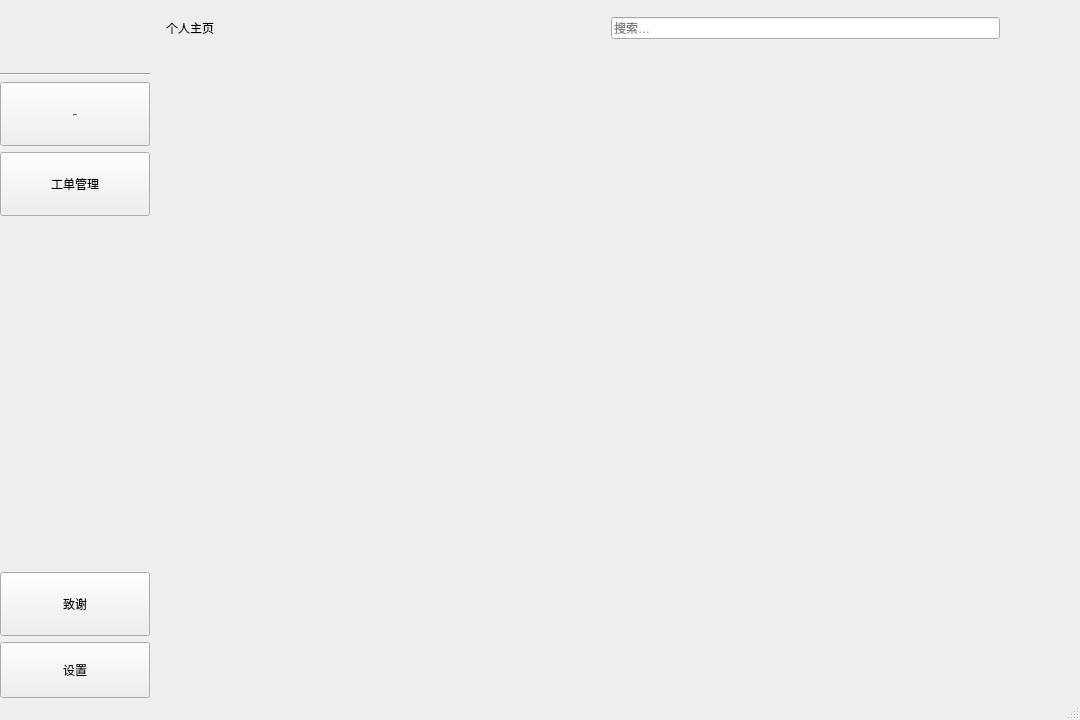
Old version of the form Home/cell/homemainwindow.ui in the repository wyyalhz/RemoteExpert.
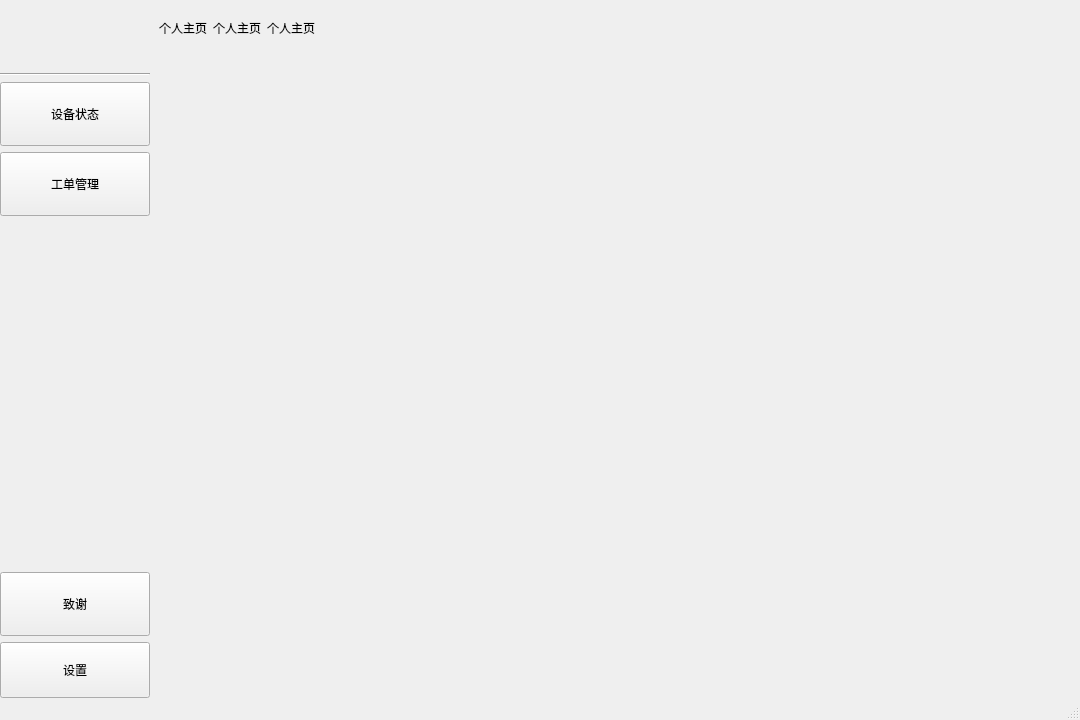
New version of the form. Icons and pictures are not drawn.

```diff
--- a/Home/cell/homemainwindow.ui
+++ b/Home/cell/homemainwindow.ui
@@ -13,43 +13,6 @@
   <property name="windowTitle">
    <string>设备管理系统 · 首页</string>
   </property>
-  <property name="styleSheet">
-   <string notr="true">QMainWindow#HomeWindow { background: #f6f8fb; }
-QFrame#side_nav { 
-	background-color: rgb(216, 235, 255);
-}
-QLabel#avatarLabel { 
-	background:#ffffff; border-radius:28px; border:1px solid rgba(0,0,0,0.06); 
-	padding: 5.5px
-}
-
-QToolButton#btnDevices, QToolButton#btnOrders,
-QToolButton#btnThanks,
-QToolButton#btnSettings {
-    border:none; background:transparent; color:#4b5563; border-radius:10px;
-	font-size:20px;
-	padding-left:15px;
-}
-QToolButton#btnDevices:hover, QToolButton#btnOrders:hover,
-QToolButton#btnThanks:hover, 
-QToolButton#btnSettings:hover {
-    background:rgba(37,99,235,0.08); color:#1f2937;
-}
-QToolButton#btnDevices:checked, QToolButton#btnOrders:checked,
-QToolButton#btnThanks:checked
-{
-    background:rgba(37,99,235,0.15); color:#1e40af;
-}
-
-QFrame#appbar { 
-	
-	background-color: rgb(255, 255, 255);
-}
-QLabel#titleLabel { color:#111827; font-size:18px; font-weight:600; }
-QLineEdit#searchEdit { background:#f3f4f6; border:1px solid rgbQWidget#centralwidget QFrame#side_nav QToolButton{padding-left:200px;}a(0,0,0,0.06); border-radius:14px; padding:8px 12px; }
-QLineEdit#searchEdit:focus { border:1px solid #60a5fa; outline:3px solid rgba(96,165,250,0.25); }
-</string>
-  </property>
   <widget class="QWidget" name="centralwidget">
    <layout class="QHBoxLayout" name="mainLayout">
     <property name="spacing">
@@ -198,9 +161,7 @@
           </size>
          </property>
          <property name="font">
-          <font>
-           <pointsize>-1</pointsize>
-          </font>
+          <font/>
          </property>
          <property name="toolTip">
           <string>设备管理</string>
@@ -394,24 +355,29 @@
          <property name="frameShape">
           <enum>QFrame::NoFrame</enum>
          </property>
-         <layout class="QHBoxLayout" name="appbarLayout">
-          <property name="spacing">
-           <number>8</number>
-          </property>
-          <property name="leftMargin">
-           <number>16</number>
-          </property>
-          <property name="topMargin">
-           <number>8</number>
-          </property>
-          <property name="rightMargin">
-           <number>16</number>
-          </property>
-          <property name="bottomMargin">
-           <number>8</number>
-          </property>
+         <layout class="QHBoxLayout" name="horizontalLayout_2">
           <item>
-           <widget class="QLabel" name="titleLabel">
+           <widget class="QLabel" name="titleLabel_1">
+            <property name="text">
+             <string>个人主页</string>
+            </property>
+            <property name="alignment">
+             <set>Qt::AlignLeading|Qt::AlignLeft|Qt::AlignVCenter</set>
+            </property>
+           </widget>
+          </item>
+          <item>
+           <widget class="QLabel" name="titleLabel_2">
+            <property name="text">
+             <string>个人主页</string>
+            </property>
+            <property name="alignment">
+             <set>Qt::AlignLeading|Qt::AlignLeft|Qt::AlignVCenter</set>
+            </property>
+           </widget>
+          </item>
+          <item>
+           <widget class="QLabel" name="titleLabel_3">
             <property name="text">
              <string>个人主页</string>
             </property>
@@ -433,13 +399,6 @@
             </property>
            </spacer>
           </item>
-          <item>
-           <widget class="QLineEdit" name="searchEdit">
-            <property name="placeholderText">
-             <string>搜索…</string>
-            </property>
-           </widget>
-          </item>
           <item>
            <widget class="QToolButton" name="btnNotif">
             <property name="toolTip">
```
Left out of the diff: 29 changed lines with no effect on the pictures.
